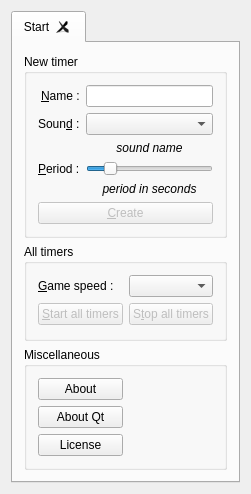
Above: MainWindow.ui from Folcogh/SC2Metro before the change. Below: the same form after it.
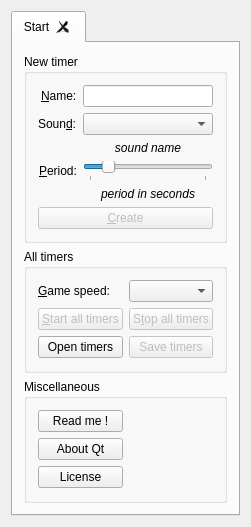
That is the form after the change. Icons and pictures are not drawn.

Commit message: - refactored the timer's UI - FIX: trigger the open dialog when selecting "Custom" in the combo box, even if the previous choice was already "Custom" - increased the timers max duration up to 15 minutes - transformed the timer enabling/disabling into a checkbox - allow to disable the sound play when a timer starts - removed the useless DLLs from the packaging. 20Mo -> 8Mo - renamed About to Readme - added ticks to the sliders - cleaned up some code - added files opening/saving

The edit to the form file:
```diff
--- a/MainWindow.ui
+++ b/MainWindow.ui
@@ -6,15 +6,15 @@
    <rect>
     <x>0</x>
     <y>0</y>
-    <width>240</width>
-    <height>455</height>
+    <width>237</width>
+    <height>491</height>
    </rect>
   </property>
   <property name="windowTitle">
    <string>Folco's Metronome for StarCraft II</string>
   </property>
   <widget class="QWidget" name="centralWidget">
-   <layout class="QVBoxLayout" name="verticalLayout_7">
+   <layout class="QVBoxLayout" name="verticalLayout_6">
     <item>
      <widget class="QTabWidget" name="tabs">
       <property name="currentIndex">
@@ -27,7 +27,7 @@
        <attribute name="title">
         <string>Start</string>
        </attribute>
-       <layout class="QVBoxLayout" name="verticalLayout_6">
+       <layout class="QVBoxLayout" name="verticalLayout_4">
         <item>
          <widget class="QGroupBox" name="groupNewTimer">
           <property name="title">
@@ -45,7 +45,7 @@
              <item row="1" column="0">
               <widget class="QLabel" name="labelSound">
                <property name="text">
-                <string>Soun&amp;d :</string>
+                <string>Soun&amp;d:</string>
                </property>
                <property name="buddy">
                 <cstring>comboSound</cstring>
@@ -73,7 +73,7 @@
              <item row="3" column="0">
               <widget class="QLabel" name="labelPeriod">
                <property name="text">
-                <string>&amp;Period :</string>
+                <string>&amp;Period:</string>
                </property>
                <property name="buddy">
                 <cstring>hsliderPeriod</cstring>
@@ -94,6 +94,12 @@
                <property name="orientation">
                 <enum>Qt::Horizontal</enum>
                </property>
+               <property name="tickPosition">
+                <enum>QSlider::TicksBelow</enum>
+               </property>
+               <property name="tickInterval">
+                <number>60</number>
+               </property>
               </widget>
              </item>
              <item row="4" column="1">
@@ -114,7 +120,7 @@
              <item row="0" column="0">
               <widget class="QLabel" name="labelName">
                <property name="text">
-                <string>&amp;Name :</string>
+                <string>&amp;Name:</string>
                </property>
                <property name="buddy">
                 <cstring>editName</cstring>
@@ -147,7 +153,7 @@
              <item>
               <widget class="QLabel" name="labelSpeed">
                <property name="text">
-                <string>&amp;Game speed :</string>
+                <string>&amp;Game speed:</string>
                </property>
                <property name="buddy">
                 <cstring>comboSpeed</cstring>
@@ -183,6 +189,27 @@
              </item>
             </layout>
            </item>
+           <item>
+            <layout class="QHBoxLayout" name="hlayoutOpenSave">
+             <item>
+              <widget class="QPushButton" name="buttonOpenTimers">
+               <property name="text">
+                <string>Open timers</string>
+               </property>
+              </widget>
+             </item>
+             <item>
+              <widget class="QPushButton" name="buttonSaveTimers">
+               <property name="enabled">
+                <bool>false</bool>
+               </property>
+               <property name="text">
+                <string>Save timers</string>
+               </property>
+              </widget>
+             </item>
+            </layout>
+           </item>
           </layout>
          </widget>
         </item>
@@ -199,7 +226,7 @@
                <item>
                 <widget class="QPushButton" name="buttonAbout">
                  <property name="text">
-                  <string>About</string>
+                  <string>Read me !</string>
                  </property>
                 </widget>
                </item>
```
The commit also changes 14 other files.
